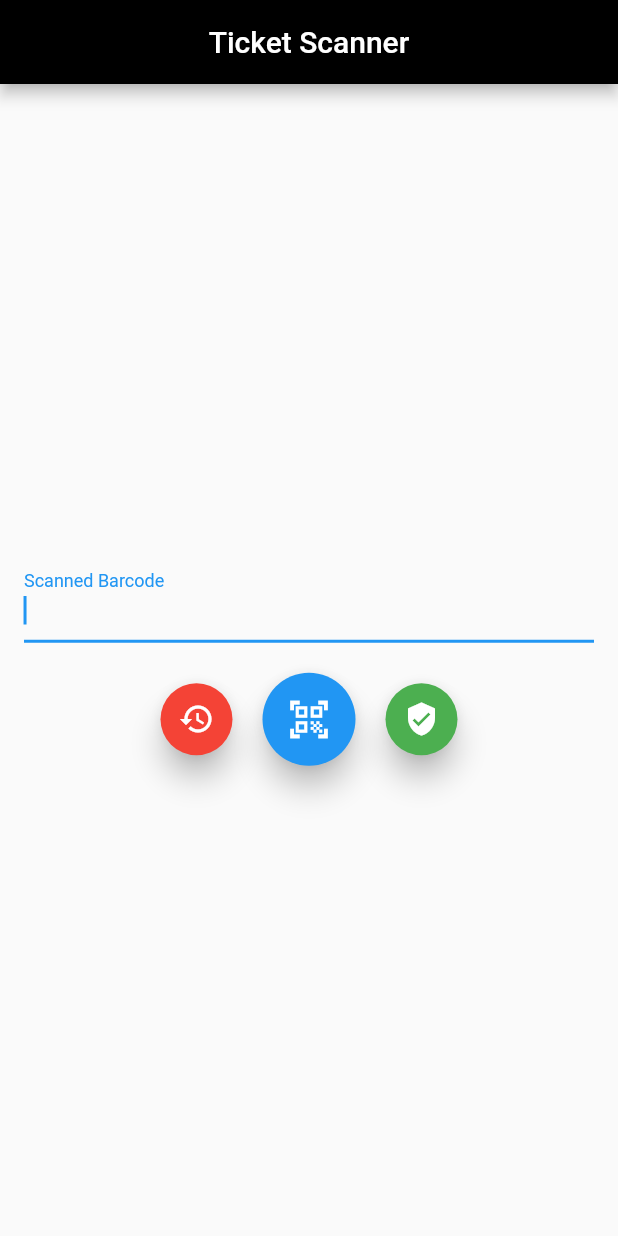
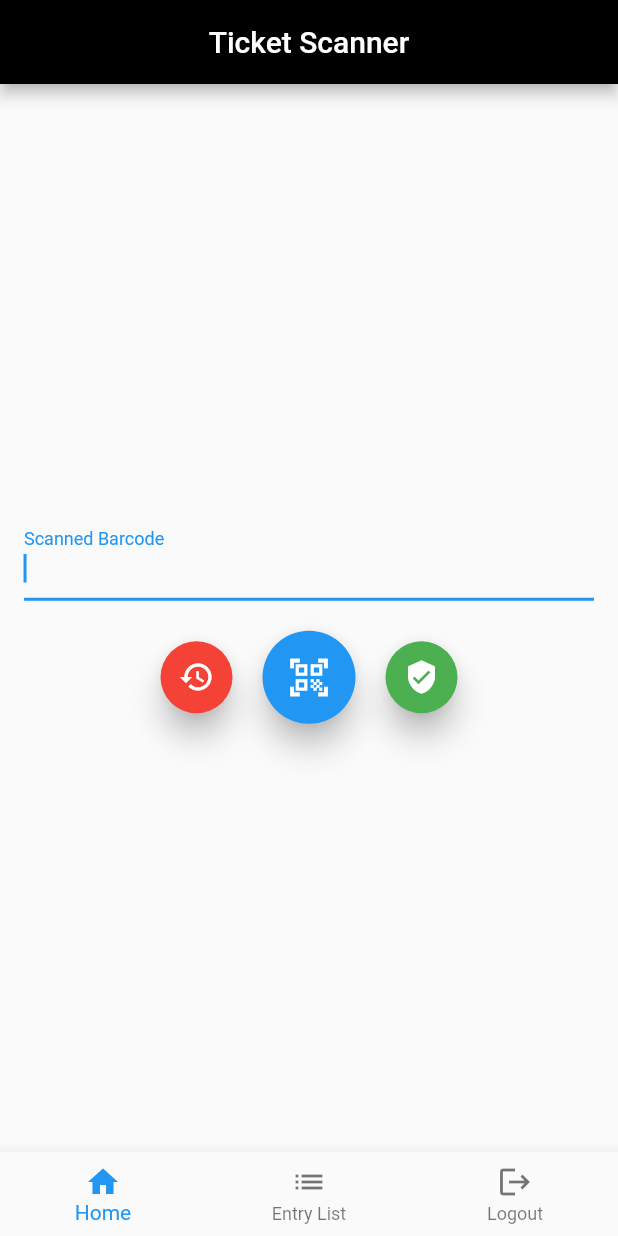
Before and after one commit to zahidhasanratan/escanner, a Flutter app: the HomeScreen screen opened directly with empty values, on a phone screen of 412 x 824 dp. Run offline on Flutter 3.47's test engine with Material 2 defaults, Android fonts, the phone set to English and light mode, and no system bars; our stand-ins replace animated_splash_screen; missing offline and left inert: flutter_barcode_scanner.

Commit message:
bottom navbar with logout is working fine

```diff
--- a/lib/main.dart
+++ b/lib/main.dart
@@ -143,6 +143,13 @@ class HomeScreen extends StatefulWidget {
 class _HomeScreenState extends State<HomeScreen> {
   TextEditingController _barcodeController = TextEditingController();
   String _scannedValue = '';
+  int _currentIndex = 0;
+  void _performLogout() {
+    Navigator.of(context).pushAndRemoveUntil(
+      MaterialPageRoute(builder: (context) => LoginScreen()),
+          (Route<dynamic> route) => false,
+    );
+  }
 
   @override
   void initState() {
@@ -319,6 +326,34 @@ class _HomeScreenState extends State<HomeScreen> {
           ],
         ),
       ),
+      bottomNavigationBar: BottomNavigationBar(
+        currentIndex: _currentIndex,
+        onTap: (index) {
+          if (index == 2) {
+            // Handle logout action here
+            _performLogout();
+          } else {
+            setState(() {
+              _currentIndex = index;
+            });
+          }
+        },
+        items: [
+          BottomNavigationBarItem(
+            icon: Icon(Icons.home),
+            label: 'Home',
+          ),
+          BottomNavigationBarItem(
+            icon: Icon(Icons.list),
+            label: 'Entry List',
+          ),
+          BottomNavigationBarItem(
+            icon: Icon(Icons.logout), // New logout icon
+            label: 'Logout', // New logout label
+          ),
+        ],
+      ),
+
     );
   }
 }
```
